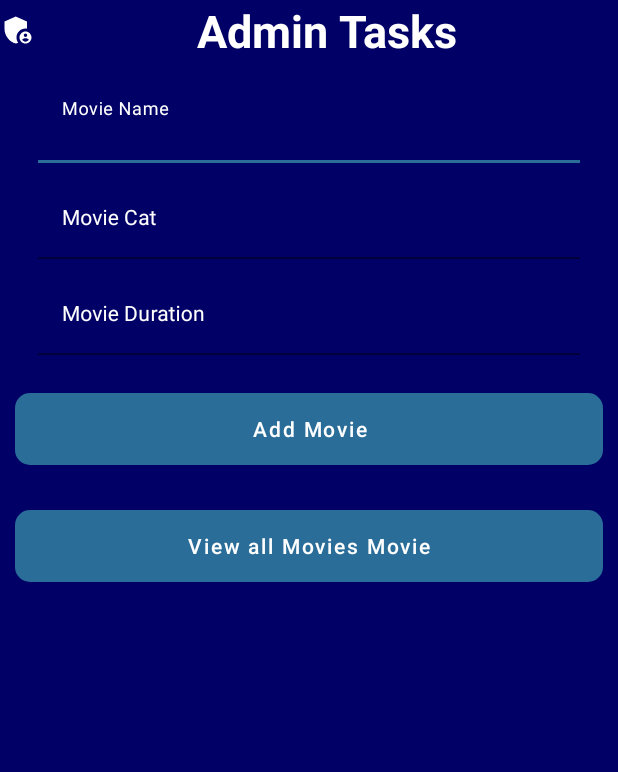
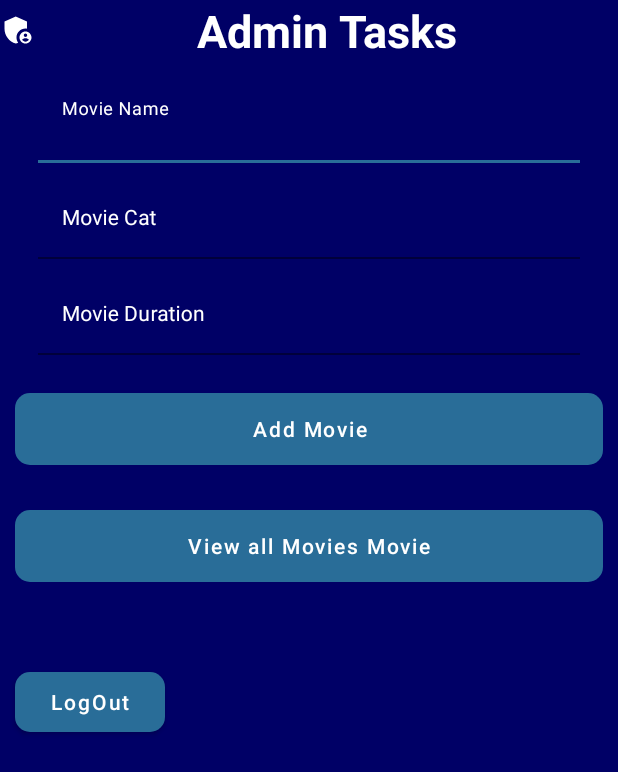
Before and after one commit to Rivindu2/Insight, an Android app: the AddmovieActivity screen opened directly, with no data from a screen before it, on a phone screen of 412 x 824 dp. Shown: the top 772 px of the screen. Run offline under Robolectric (Android 15) with nearby library versions, the light colour scheme and no system bars; our stand-ins replace Firebase (no records; nobody signed in at launch, a user with empty details on screens opened directly).

Commit message:
Everything works

```diff
--- a/app/src/main/java/com/example/myapplication/AddCardActivity.java
+++ b/app/src/main/java/com/example/myapplication/AddCardActivity.java
@@ -109,6 +109,7 @@ public class AddCardActivity extends AppCompatActivity {
     }
 
     private void saveToFireStore(String id, String Input1, String Input2, String Input3, String Input4) {
+
         if (!Input1.isEmpty() && !Input2.isEmpty() && !Input3.isEmpty() && !Input4.isEmpty()){
             HashMap<String , Object> map = new HashMap<>();
             map.put("id" , id);
--- a/app/src/main/res/layout/activity_addmovie.xml
+++ b/app/src/main/res/layout/activity_addmovie.xml
@@ -6,17 +6,16 @@
     android:layout_height="match_parent"
     android:background="@color/blue_shade_1"
     tools:context=".AddmovieActivity">
+
     <TextView
         android:layout_width="match_parent"
         android:layout_height="40dp"
+        android:drawableLeft="@drawable/ic_baseline_admin_panel_settings_24"
+        android:gravity="center"
         android:text="Admin Tasks"
         android:textColor="@color/white"
         android:textSize="30dp"
-        android:gravity="center"
-        android:textStyle="bold"
-        android:drawableLeft="@drawable/ic_baseline_admin_panel_settings_24"
-
-        />
+        android:textStyle="bold" />
     <LinearLayout
         android:layout_width="match_parent"
         android:layout_height="wrap_content"
@@ -117,6 +116,19 @@
             android:background="@drawable/custom_button_background"
             android:text="View all Movies Movie"
             android:textAllCaps="false"/>
+        <Button
+            android:id="@+id/ALogout"
+            android:layout_width="100dp"
+            android:layout_height="40dp"
+            android:layout_marginStart="10dp"
+            android:layout_marginTop="50dp"
+            android:layout_marginEnd="10dp"
+            android:layout_marginBottom="10dp"
+            android:layout_below="@+id/idtShowMoviesBtn"
+            android:background="@drawable/custom_button_background"
+            android:text="LogOut"
+            android:textAllCaps="false"
+            />
     </LinearLayout>
 
 
```
Also changed, not shown: app/src/main/java/com/example/myapplication/AddmovieActivity.java (+64 -20 lines), app/src/main/java/com/example/myapplication/AdminLoginActivity.java (+20 -3 lines), app/src/main/java/com/example/myapplication/ViewMovieActivity.java (+12 -0 lines), app/src/main/res/layout/activity_admin_login.xml (+19 -4 lines), app/src/main/res/layout/activity_view_movie.xml (+18 -5 lines).
